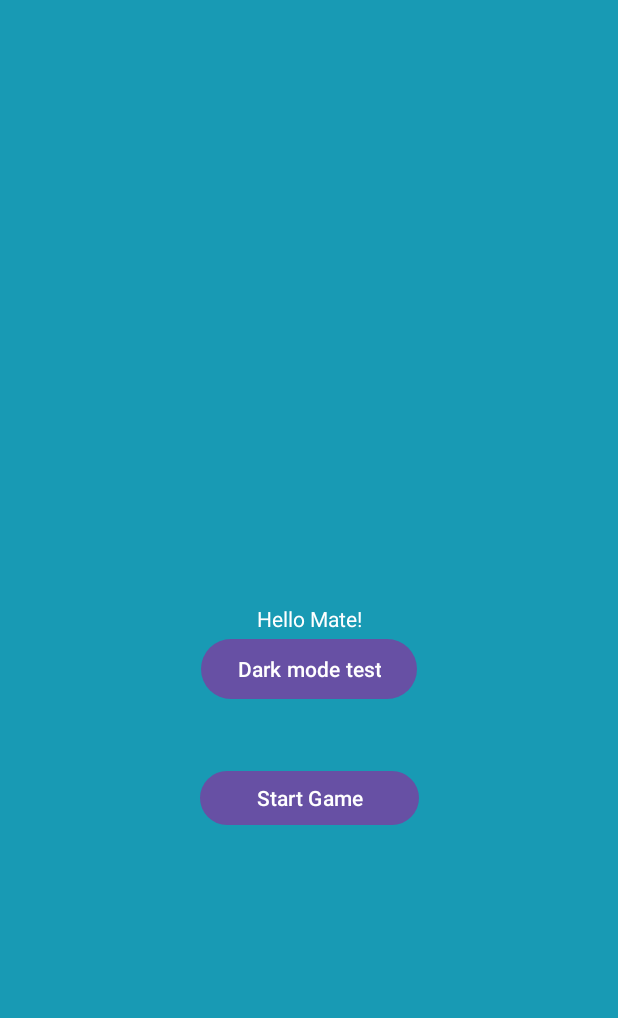
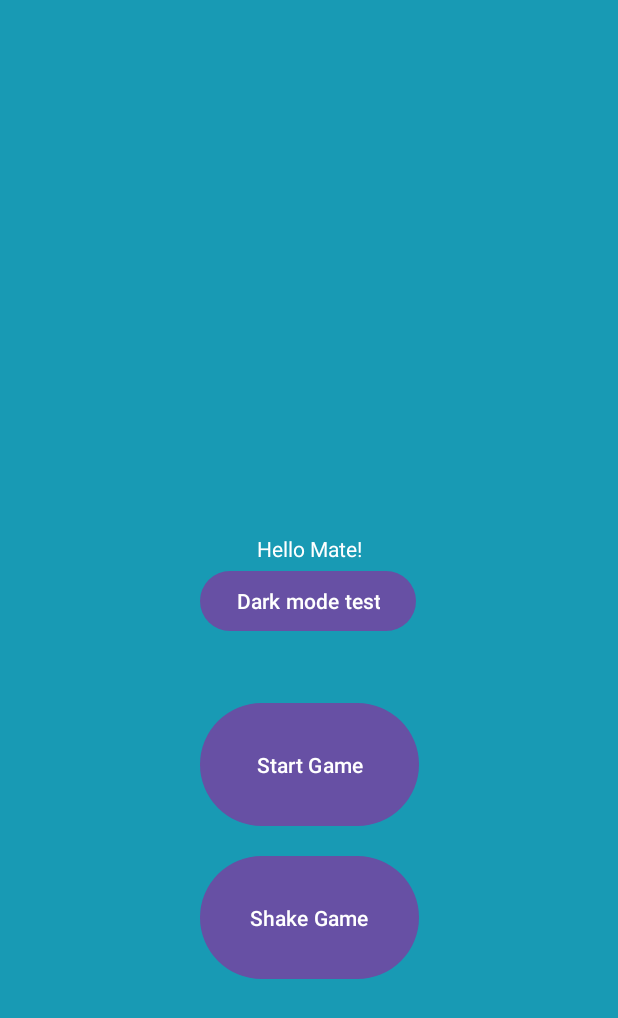
Before and after one commit to Ida-Leefjelstrenius/projekt-interaktionsdesign, an Android app: the screen it shows after launch (MainActivity), on a phone screen of 412 x 824 dp. Shown: the top 1018 px of the screen. Run offline under Robolectric (Android 15) with nearby library versions, the light colour scheme and no system bars.

Commit message:
Shake button + activity

```diff
--- a/app/src/main/AndroidManifest.xml
+++ b/app/src/main/AndroidManifest.xml
@@ -2,6 +2,7 @@
 <manifest xmlns:android="http://schemas.android.com/apk/res/android"
     xmlns:tools="http://schemas.android.com/tools">
 
+    <uses-permission android:name="android.permission.VIBRATE" />
     <application
         android:allowBackup="true"
         android:dataExtractionRules="@xml/data_extraction_rules"
@@ -23,6 +24,7 @@
         </activity>
         <activity android:name=".SensorActivity"/>
         <activity android:name=".GameActivity" />
+        <activity android:name=".ShakeActivity" />
     </application>
 
 </manifest>
--- a/app/src/main/java/com/example/projektinteraktionsdesign/MainActivity.java
+++ b/app/src/main/java/com/example/projektinteraktionsdesign/MainActivity.java
@@ -33,4 +33,9 @@ public class MainActivity extends AppCompatActivity {
         Intent gintent = new Intent(this, GameActivity.class);
         startActivity(gintent);
     }
+
+    public void openShakeActivity(View view){
+        Intent shakeIntent = new Intent(this, ShakeActivity.class);
+        startActivity(shakeIntent);
+    }
 }
--- a/app/src/main/res/layout/activity_main.xml
+++ b/app/src/main/res/layout/activity_main.xml
@@ -3,41 +3,57 @@
     xmlns:app="http://schemas.android.com/apk/res-auto"
     xmlns:tools="http://schemas.android.com/tools"
     android:id="@+id/main"
-    android:background="@color/blueGrotto"
     android:layout_width="match_parent"
     android:layout_height="match_parent"
+    android:background="@color/blueGrotto"
     tools:context=".MainActivity">
 
     <TextView
         android:id="@+id/HelloString"
         android:layout_width="wrap_content"
         android:layout_height="wrap_content"
+        android:layout_marginTop="356dp"
+        android:layout_marginEnd="36dp"
+        android:layout_marginBottom="1dp"
         android:text="@string/HelloString"
         android:textColor="@color/white"
-        app:layout_constraintBottom_toBottomOf="parent"
-        app:layout_constraintEnd_toEndOf="parent"
-        app:layout_constraintStart_toStartOf="parent"
+        app:layout_constraintBottom_toTopOf="@+id/btn_open_sensor"
+        app:layout_constraintEnd_toEndOf="@+id/btn_open_sensor"
         app:layout_constraintTop_toTopOf="parent" />
 
     <Button
         android:id="@+id/btn_open_sensor"
         android:layout_width="wrap_content"
         android:layout_height="wrap_content"
+        android:layout_marginBottom="40dp"
+        android:onClick="openSensorActivity"
         android:text="@string/openLightSensor"
-        android:onClick="openSensorActivity"
-        app:layout_constraintTop_toBottomOf="@id/HelloString"
-        app:layout_constraintStart_toStartOf="parent"
-        app:layout_constraintEnd_toEndOf="parent"/>
+        app:layout_constraintBottom_toTopOf="@+id/btn_start_game"
+        app:layout_constraintStart_toStartOf="@+id/btn_start_game"
+        app:layout_constraintTop_toBottomOf="@+id/HelloString" />
 
     <Button
         android:id="@+id/btn_start_game"
         android:layout_width="146dp"
-        android:layout_height="44dp"
-        android:layout_marginTop="88dp"
+        android:layout_height="0dp"
+        android:layout_marginBottom="12dp"
         android:onClick="openGameActivity"
         android:text="Start Game"
+        app:layout_constraintBottom_toTopOf="@+id/btn_shake"
         app:layout_constraintEnd_toEndOf="parent"
         app:layout_constraintStart_toStartOf="parent"
-        app:layout_constraintTop_toBottomOf="@id/HelloString" />
+        app:layout_constraintTop_toBottomOf="@+id/btn_open_sensor" />
+
+    <Button
+        android:id="@+id/btn_shake"
+        android:layout_width="146dp"
+        android:layout_height="0dp"
+        android:layout_marginBottom="167dp"
+        android:onClick="openShakeActivity"
+        android:text="Shake Game"
+        app:layout_constraintBottom_toBottomOf="parent"
+        app:layout_constraintEnd_toEndOf="parent"
+        app:layout_constraintStart_toStartOf="parent"
+        app:layout_constraintTop_toBottomOf="@+id/btn_start_game" />
 
 </androidx.constraintlayout.widget.ConstraintLayout>
```
Also changed, not shown: app/src/main/java/com/example/projektinteraktionsdesign/ShakeActivity.java (added, +103 -0 lines), app/src/main/res/layout/activity_shake.xml (added, +18 -0 lines).
